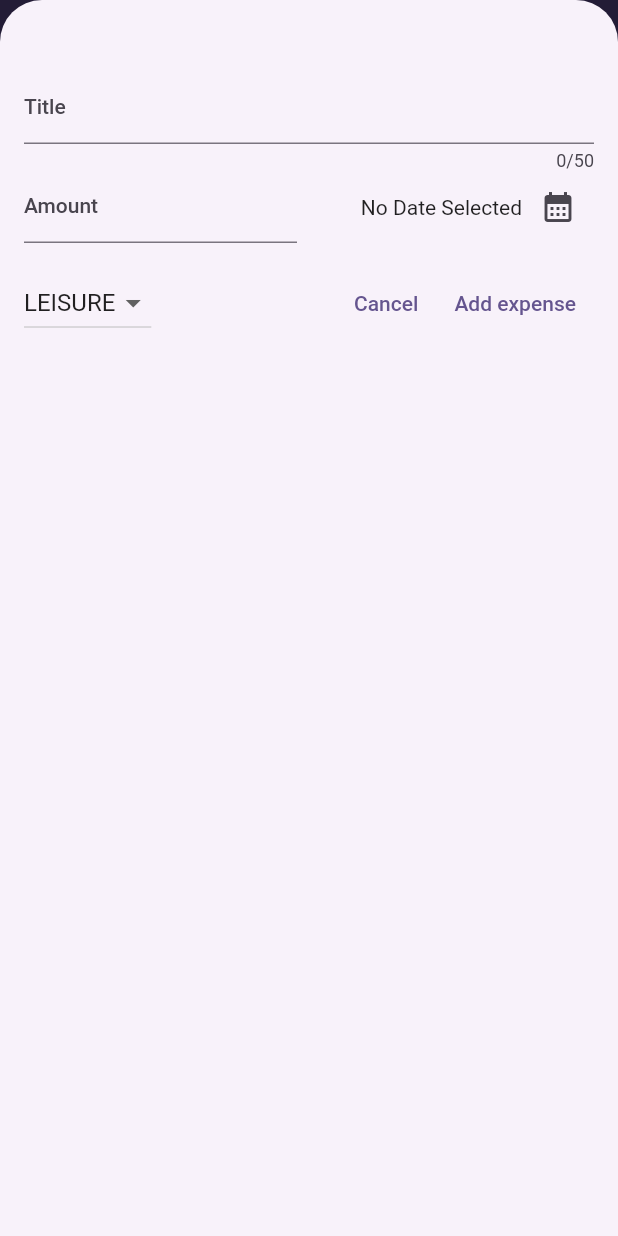
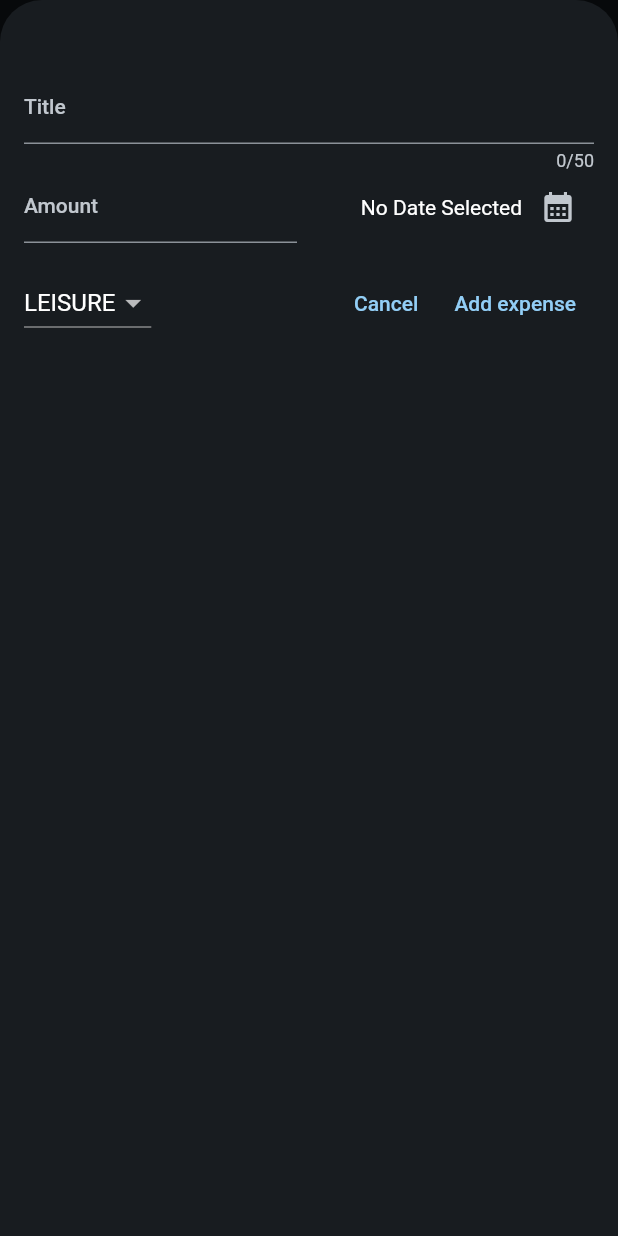
Before and after one commit to YOGESHnick/Expense_Tracker-flutter, a Flutter app: the screen it shows after launch, after a tap on the "add" icon, on a phone screen of 412 x 824 dp. Run offline on Flutter 3.47's test engine with Material 2 defaults, Android fonts, the phone set to English and light mode, and no system bars.

Commit message:
added dark scheme!

```diff
--- a/lib/main.dart
+++ b/lib/main.dart
@@ -2,10 +2,24 @@ import 'package:flutter/material.dart';
 import 'package:expense_tracker/widgets/expenses.dart';
 
 var kColorScheme = ColorScheme.fromSeed(seedColor:const  Color.fromARGB(255, 96, 59, 181));
+var kDarkColorScheme = ColorScheme.fromSeed(
+  brightness: Brightness.dark,
+  seedColor:const  Color.fromARGB(255, 5, 89, 125));
 
 void main() {
   runApp(
      MaterialApp(
+      darkTheme: ThemeData.dark().copyWith(
+        useMaterial3: true,
+        colorScheme: kDarkColorScheme,
+        cardTheme:const CardTheme().copyWith(
+            color: kDarkColorScheme.secondaryContainer,
+            margin:const EdgeInsets.symmetric(
+              horizontal: 16,
+              vertical: 8,
+            ),
+          ),
+      ),
       theme: ThemeData().copyWith(
         useMaterial3: true,
         // scaffoldBackgroundColor: const Color.fromARGB(255, 70, 28, 115),
@@ -29,6 +43,7 @@ void main() {
             ),
           )
         ),
+        themeMode: ThemeMode.dark,
       home:const Expenses() ,
     )
   );
```
